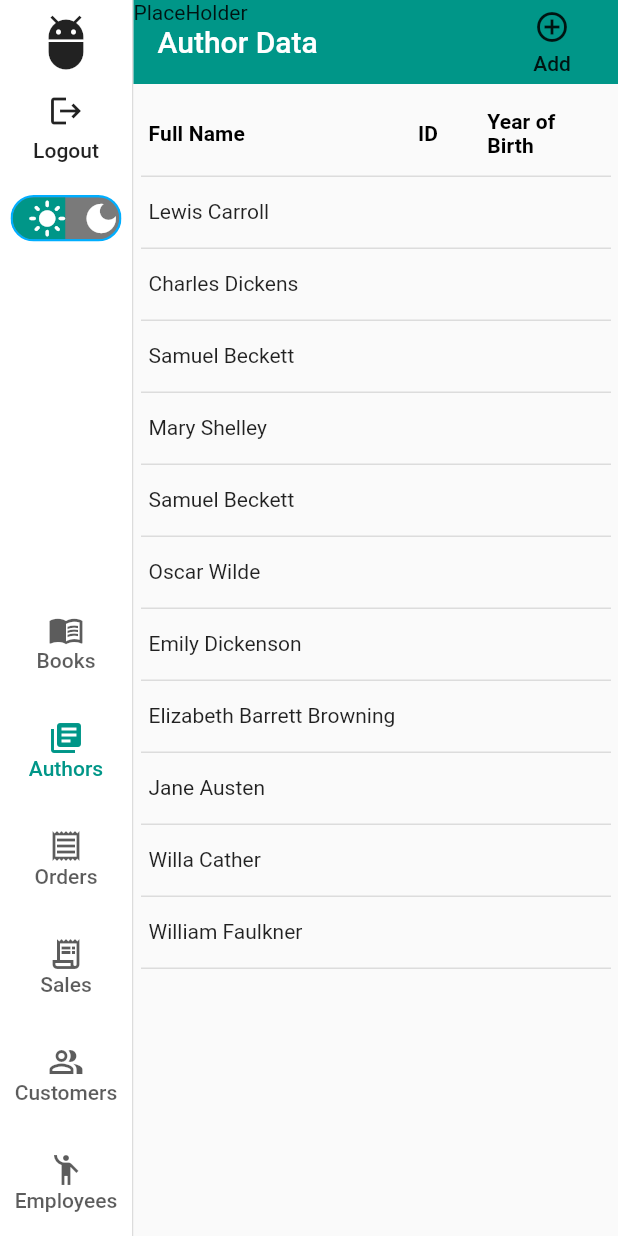
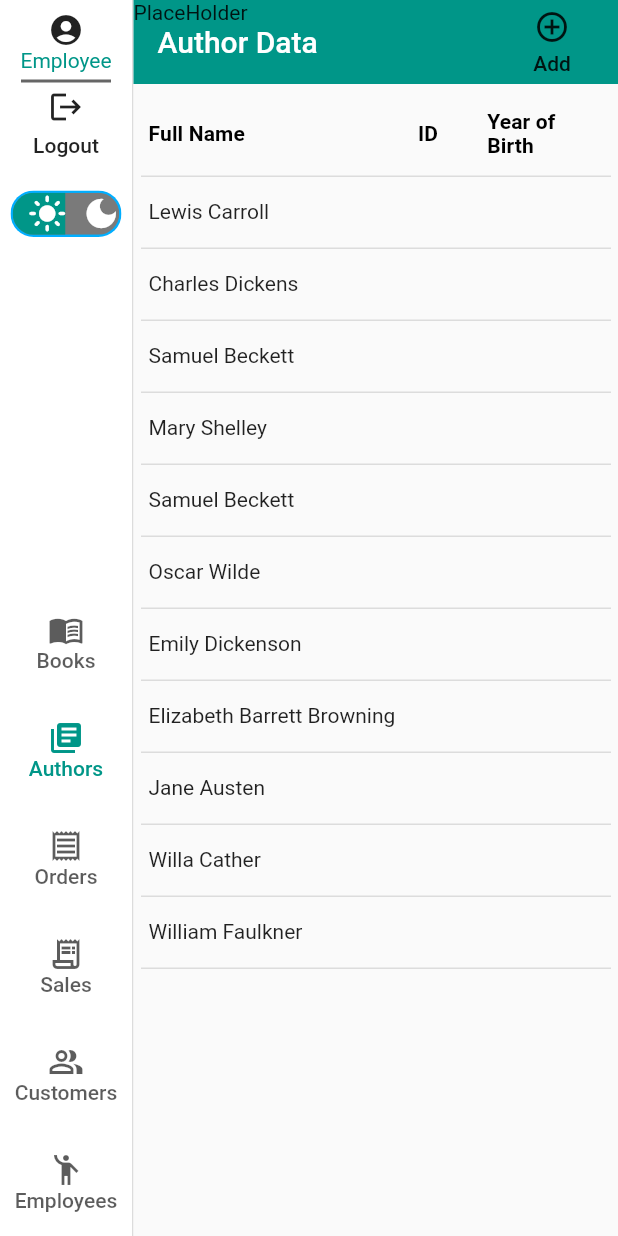
Before and after one commit to KizKizz/bookstore_app, a Flutter app: the MainPage screen opened directly, after a tap on "Authors", on a phone screen of 412 x 824 dp. Run offline on Flutter 3.47's test engine with Material 2 defaults, Android fonts, the phone set to English and light mode, and no system bars; drawn by our look-alikes of data_table_2, toggle_switch; our stand-ins replace dropdown_button2, flutter_rating_bar, shared_preferences; missing offline and left inert: multi_split_view; accounts and stored records are empty.

Commit message:
Account change

```diff
--- a/lib/Data/book_data_handler.dart
+++ b/lib/Data/book_data_handler.dart
@@ -3,6 +3,7 @@
 import 'dart:convert';
 import 'dart:io';
 
+import 'package:bookstore_project/login_page.dart';
 import 'package:flutter/foundation.dart';
 import 'package:flutter/material.dart';
 import 'package:flutter_rating_bar/flutter_rating_bar.dart';
@@ -311,7 +312,10 @@ class BookDatabase extends DataTableSource {
             },
       onTap: hasRowTaps
           ? () => [
-                _showDialog(context, book),
+                if (isManager)
+                  {
+                    _showDialog(context, book)
+                  }
               ]
           : null,
       onDoubleTap: hasRowTaps
@@ -394,23 +398,18 @@ class BookDatabase extends DataTableSource {
     int _statusRating = 0;
     if (curBook.condition == 'Poor') {
       _conditionRating = 1.0;
-    }
-    else if (curBook.condition == 'Fair') {
+    } else if (curBook.condition == 'Fair') {
       _conditionRating = 2.0;
-    }
-    else if (curBook.condition == 'Good') {
+    } else if (curBook.condition == 'Good') {
       _conditionRating = 3.0;
-    }
-    else if (curBook.condition == 'Exellent') {
+    } else if (curBook.condition == 'Exellent') {
       _conditionRating = 4.0;
-    }
-    else if (curBook.condition == 'Superb') {
+    } else if (curBook.condition == 'Superb') {
       _conditionRating = 5.0;
     }
     if (curBook.sold == 'Available') {
       _statusRating = 0;
-    }
-    else if (curBook.sold == 'Sold') {
+    } else if (curBook.sold == 'Sold') {
       _statusRating = 1;
     }
 
@@ -617,14 +616,11 @@ Future<void> bookDataAdder(context) async {
                                     newBook.infoEdited(item, 'Poor');
                                   } else if (rating == 2.0) {
                                     newBook.infoEdited(item, 'Fair');
-                                  }
-                                  else if (rating == 3.0) {
+                                  } else if (rating == 3.0) {
                                     newBook.infoEdited(item, 'Good');
-                                  }
-                                  else if (rating == 4.0) {
+                                  } else if (rating == 4.0) {
                                     newBook.infoEdited(item, 'Excellent');
-                                  }
-                                  else if (rating == 5.0) {
+                                  } else if (rating == 5.0) {
                                     newBook.infoEdited(item, 'Superb');
                                   }
                                 },
@@ -664,8 +660,7 @@ Future<void> bookDataAdder(context) async {
                                 onToggle: (index) {
                                   if (index == 0) {
                                     newBook.infoEdited(item, 'Available');
-                                  }
-                                  else if (index == 1) {
+                                  } else if (index == 1) {
                                     newBook.infoEdited(item, 'Sold');
                                   }
                                 },
--- a/lib/InfoScreens/book_list.dart
+++ b/lib/InfoScreens/book_list.dart
@@ -1,5 +1,6 @@
 import 'dart:convert';
 
+import 'package:bookstore_project/login_page.dart';
 import 'package:dropdown_button2/dropdown_button2.dart';
 import 'package:flutter/material.dart';
 import 'package:data_table_2/data_table_2.dart';
@@ -242,6 +243,7 @@ class _BookListState extends State<BookList> {
                 )),
 
             //Add Data Button
+            if (isManager)
             MaterialButton(
               onPressed: () => [
                 setState(() {
--- a/lib/main_page.dart
+++ b/lib/main_page.dart
@@ -1,17 +1,12 @@
-import 'package:bookstore_project/Data/book_data_handler.dart';
 import 'package:bookstore_project/InfoScreens/author_list.dart';
 import 'package:bookstore_project/InfoScreens/customer_list.dart';
 import 'package:bookstore_project/InfoScreens/order_list.dart';
 import 'package:bookstore_project/InfoScreens/sale_record_list.dart';
-import 'package:bookstore_project/table_provider.dart';
 import 'package:flutter/material.dart';
-import 'package:provider/provider.dart';
 import 'package:shared_preferences/shared_preferences.dart';
 import 'package:toggle_switch/toggle_switch.dart';
 
 import 'main.dart';
-import 'main_appbar.dart';
-import 'main_drawer.dart';
 
 //Screens
 import 'login_page.dart';
@@ -82,8 +77,37 @@ class _MainPageState extends State<MainPage> {
                           leading: Column(
                             children: [
                               Container(
-                                padding: const EdgeInsets.only(bottom: 10),
-                                child: const Icon(Icons.adb_outlined, size: 40),
+                                  padding: const EdgeInsets.only(bottom: 5),
+                                child: Column(
+                                  children: [
+                                    isManager
+                                    ? Column(
+                                        children: [
+                                          const Icon(Icons.account_box, size: 24),
+                                          Text('Manager',
+                                            style: TextStyle(
+                                              color: (Theme.of(context).toggleableActiveColor)
+                                            ),)
+                                        ],
+                                      )
+                                    : Column(
+                                        children: [
+                                          const Icon(Icons.account_circle,
+                                              size: 24),
+                                          Text('Employee',
+                                          style: TextStyle(
+                                            color: (Theme.of(context).toggleableActiveColor)))
+                                        ],
+                                      )
+                                  ],
+                                )
+                              ),
+                              SizedBox(
+                                height: 2,
+                                width: 60,
+                                child: Container(
+                                  padding: const EdgeInsets.only(bottom: 5),
+                                  color: Theme.of(context).hintColor)
                               ),
 
 //Logout Button
@@ -104,10 +128,6 @@ class _MainPageState extends State<MainPage> {
                                         padding: EdgeInsets.all(2.0),
                                         child: Text(
                                           "Logout",
-                                          style: TextStyle(
-                                              // color: Colors.yellow,
-                                              // fontWeight: FontWeight.bold,
-                                              ),
                                         ),
                                       )
                                     ]),
@@ -125,7 +145,8 @@ class _MainPageState extends State<MainPage> {
                                     ],
                                     borderWidth: 1.5,
                                     activeFgColor: Colors.white,
-                                    inactiveBgColor: Color.fromARGB(255, 122, 122, 122),
+                                    inactiveBgColor:
+                                        Color.fromARGB(255, 122, 122, 122),
                                     inactiveFgColor: Colors.white,
                                     totalSwitches: 2,
                                     icons: const [
@@ -156,12 +177,10 @@ class _MainPageState extends State<MainPage> {
                                     }),
                                 //const Text('Dark Theme'),
                               ),
-
                             ],
                           ),
 
-
-//screens buttons
+//Screens buttons
                           groupAlignment: 1.0,
                           labelType: NavigationRailLabelType.all,
                           destinations: const <NavigationRailDestination>[
@@ -211,31 +230,31 @@ class _MainPageState extends State<MainPage> {
   }
 
 //Widgets on right of bar
-  Widget _editTableButton() {
-    return MaterialButton(
-      onPressed: () => [
-        if (context.read<tableAdderSwitch>().isAddingMode == false)
-          {context.read<tableAdderSwitch>().addingModeOn()}
-        else
-          {context.read<tableAdderSwitch>().addingModeOff()}
-      ],
-      child: Column(mainAxisSize: MainAxisSize.min, children: const <Widget>[
-        Padding(
-          padding: EdgeInsets.all(2.0),
-          child: Icon(
-            Icons.add_circle_outline_outlined,
-          ),
-        ),
-        Padding(
-          padding: EdgeInsets.all(2.0),
-          child: Text(
-            "Add",
-            style: TextStyle(),
-          ),
-        )
-      ]),
-    );
-  }
+  // Widget _editTableButton() {
+  //   return MaterialButton(
+  //     onPressed: () => [
+  //       if (context.read<tableAdderSwitch>().isAddingMode == false)
+  //         {context.read<tableAdderSwitch>().addingModeOn()}
+  //       else
+  //         {context.read<tableAdderSwitch>().addingModeOff()}
+  //     ],
+  //     child: Column(mainAxisSize: MainAxisSize.min, children: const <Widget>[
+  //       Padding(
+  //         padding: EdgeInsets.all(2.0),
+  //         child: Icon(
+  //           Icons.add_circle_outline_outlined,
+  //         ),
+  //       ),
+  //       Padding(
+  //         padding: EdgeInsets.all(2.0),
+  //         child: Text(
+  //           "Add",
+  //           style: TextStyle(),
+  //         ),
+  //       )
+  //     ]),
+  //   );
+  // }
 
   //Logout alert helpers
   _logoutDialog() async {
@@ -264,6 +283,7 @@ class _MainPageState extends State<MainPage> {
                 TextButton(
                     child: const Text('CONFIRM'),
                     onPressed: (() async {
+                      isManager = false;
                       final prefs = await SharedPreferences.getInstance();
                       // set value
                       prefs.setBool('isLoggedin', false);
```
Also changed, not shown: lib/login_page.dart (+118 -64 lines). Lines whose indentation alone changed are shown as unchanged.
